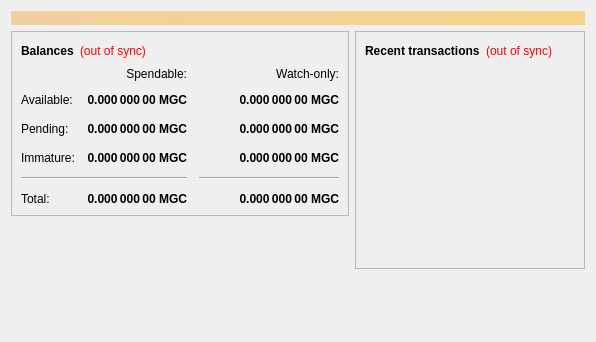
This is src/qt/forms/overviewpage.ui in MassGrid/MassGrid as Qt 5 draws it before an edit. The edited form follows.
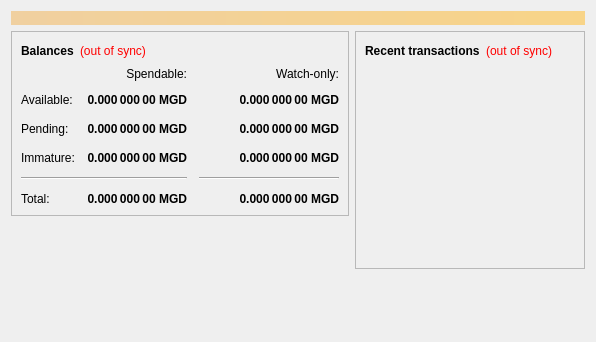
This is the edited form.

```diff
--- a/src/qt/forms/overviewpage.ui
+++ b/src/qt/forms/overviewpage.ui
@@ -112,7 +112,7 @@
                <string>Unconfirmed transactions to watch-only addresses</string>
               </property>
               <property name="text">
-               <string notr="true">0.000 000 00 MGC</string>
+               <string notr="true">0.000 000 00 MGD</string>
               </property>
               <property name="alignment">
                <set>Qt::AlignRight|Qt::AlignTrailing|Qt::AlignVCenter</set>
@@ -137,7 +137,7 @@
                <string>Total of transactions that have yet to be confirmed, and do not yet count toward the spendable balance</string>
               </property>
               <property name="text">
-               <string notr="true">0.000 000 00 MGC</string>
+               <string notr="true">0.000 000 00 MGD</string>
               </property>
               <property name="alignment">
                <set>Qt::AlignRight|Qt::AlignTrailing|Qt::AlignVCenter</set>
@@ -162,7 +162,7 @@
                <string>Mined balance in watch-only addresses that has not yet matured</string>
               </property>
               <property name="text">
-               <string notr="true">0.000 000 00 MGC</string>
+               <string notr="true">0.000 000 00 MGD</string>
               </property>
               <property name="alignment">
                <set>Qt::AlignRight|Qt::AlignTrailing|Qt::AlignVCenter</set>
@@ -220,7 +220,7 @@
                <string>Mined balance that has not yet matured</string>
               </property>
               <property name="text">
-               <string notr="true">0.000 000 00 MGC</string>
+               <string notr="true">0.000 000 00 MGD</string>
               </property>
               <property name="alignment">
                <set>Qt::AlignRight|Qt::AlignTrailing|Qt::AlignVCenter</set>
@@ -265,7 +265,7 @@
                <string>Your current total balance</string>
               </property>
               <property name="text">
-               <string notr="true">0.000 000 00 MGC</string>
+               <string notr="true">0.000 000 00 MGD</string>
               </property>
               <property name="alignment">
                <set>Qt::AlignRight|Qt::AlignTrailing|Qt::AlignVCenter</set>
@@ -290,7 +290,7 @@
                <string>Current total balance in watch-only addresses</string>
               </property>
               <property name="text">
-               <string notr="true">0.000 000 00 MGC</string>
+               <string notr="true">0.000 000 00 MGD</string>
               </property>
               <property name="alignment">
                <set>Qt::AlignRight|Qt::AlignTrailing|Qt::AlignVCenter</set>
@@ -332,7 +332,7 @@
                <string>Your current spendable balance</string>
               </property>
               <property name="text">
-               <string notr="true">0.000 000 00 MGC</string>
+               <string notr="true">0.000 000 00 MGD</string>
               </property>
               <property name="alignment">
                <set>Qt::AlignRight|Qt::AlignTrailing|Qt::AlignVCenter</set>
@@ -357,7 +357,7 @@
                <string>Your current balance in watch-only addresses</string>
               </property>
               <property name="text">
-               <string notr="true">0.000 000 00 MGC</string>
+               <string notr="true">0.000 000 00 MGD</string>
               </property>
               <property name="alignment">
                <set>Qt::AlignRight|Qt::AlignTrailing|Qt::AlignVCenter</set>
```
